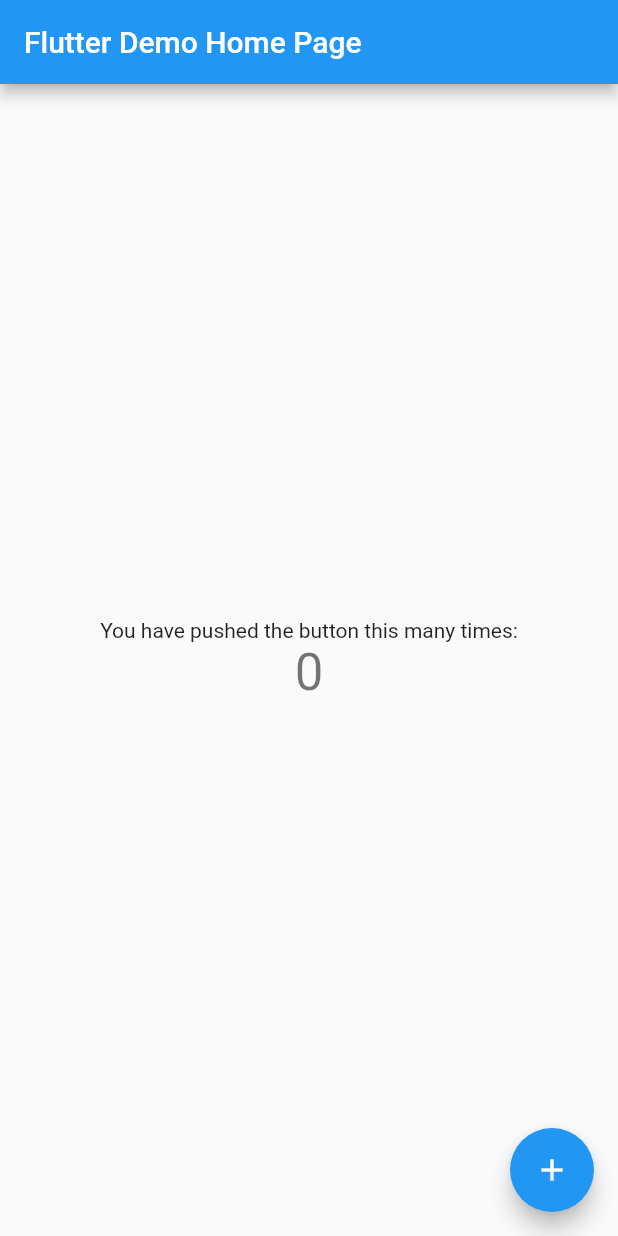
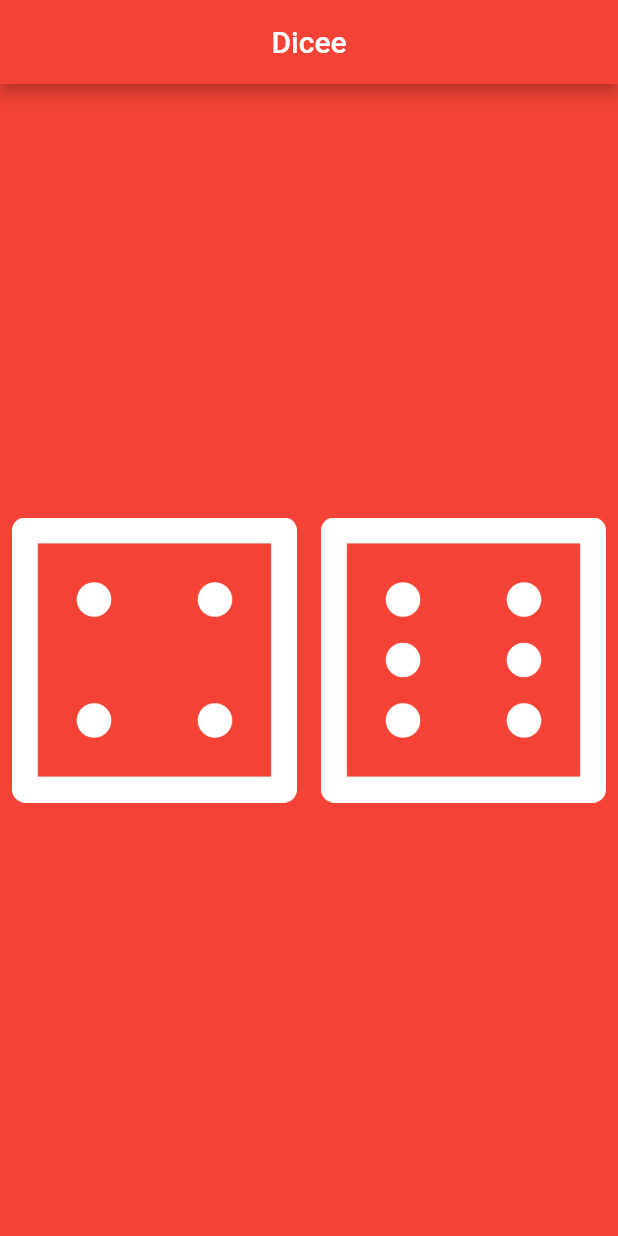
Before and after one commit to reynaldy23/Flutter-Dicee, a Flutter app: the screen it shows after launch, on a phone screen of 412 x 824 dp. Run offline on Flutter 3.47's test engine with Material 2 defaults, Android fonts, the phone set to English and light mode, and no system bars.

Commit message:
DIcee first commit (w/ button)
dart variables,widget wrappings, string interpolation

```diff
--- a/lib/main.dart
+++ b/lib/main.dart
@@ -1,115 +1,40 @@
 import 'package:flutter/material.dart';
 
 void main() {
-  runApp(const MyApp());
+  runApp(MaterialApp(
+    home: Scaffold(
+      backgroundColor: Colors.red,
+      appBar: AppBar(
+        centerTitle: true,
+        title: const Text('Dicee'),
+        backgroundColor: Colors.red,
+      ),
+      body: const DicePage(),
+    ),
+  ));
 }
 
-class MyApp extends StatelessWidget {
-  const MyApp({Key? key}) : super(key: key);
+class DicePage extends StatelessWidget {
+  const DicePage({Key? key}) : super(key: key);
+
 
   // This widget is the root of your application.
   @override
   Widget build(BuildContext context) {
-    return MaterialApp(
-      title: 'Flutter Demo',
-      theme: ThemeData(
-        // This is the theme of your application.
-        //
-        // Try running your application with "flutter run". You'll see the
-        // application has a blue toolbar. Then, without quitting the app, try
-        // changing the primarySwatch below to Colors.green and then invoke
-        // "hot reload" (press "r" in the console where you ran "flutter run",
-        // or simply save your changes to "hot reload" in a Flutter IDE).
-        // Notice that the counter didn't reset back to zero; the application
-        // is not restarted.
-        primarySwatch: Colors.blue,
+
+    var leftDiceNumber = 4;
+
+    return Center(
+      child: Row(
+        children: <Widget>[
+          Expanded(
+              child: TextButton(                 //$ sign to call variable's value
+                  child: Image.asset('images/dice$leftDiceNumber.png'), onPressed: () {})), //() for widget(?),
+          Expanded(                              //string interpolation        //{} for function ex. call API
+              child: TextButton(
+                  child: Image.asset('images/dice6.png'), onPressed: () {}))
+        ],
       ),
-      home: const MyHomePage(title: 'Flutter Demo Home Page'),
     );
   }
 }
-
-class MyHomePage extends StatefulWidget {
-  const MyHomePage({Key? key, required this.title}) : super(key: key);
-
-  // This widget is the home page of your application. It is stateful, meaning
-  // that it has a State object (defined below) that contains fields that affect
-  // how it looks.
-
-  // This class is the configuration for the state. It holds the values (in this
-  // case the title) provided by the parent (in this case the App widget) and
-  // used by the build method of the State. Fields in a Widget subclass are
-  // always marked "final".
-
-  final String title;
-
-  @override
-  State<MyHomePage> createState() => _MyHomePageState();
-}
-
-class _MyHomePageState extends State<MyHomePage> {
-  int _counter = 0;
-
-  void _incrementCounter() {
-    setState(() {
-      // This call to setState tells the Flutter framework that something has
-      // changed in this State, which causes it to rerun the build method below
-      // so that the display can reflect the updated values. If we changed
-      // _counter without calling setState(), then the build method would not be
-      // called again, and so nothing would appear to happen.
-      _counter++;
-    });
-  }
-
-  @override
-  Widget build(BuildContext context) {
-    // This method is rerun every time setState is called, for instance as done
-    // by the _incrementCounter method above.
-    //
-    // The Flutter framework has been optimized to make rerunning build methods
-    // fast, so that you can just rebuild anything that needs updating rather
-    // than having to individually change instances of widgets.
-    return Scaffold(
-      appBar: AppBar(
-        // Here we take the value from the MyHomePage object that was created by
-        // the App.build method, and use it to set our appbar title.
-        title: Text(widget.title),
-      ),
-      body: Center(
-        // Center is a layout widget. It takes a single child and positions it
-        // in the middle of the parent.
-        child: Column(
-          // Column is also a layout widget. It takes a list of children and
-          // arranges them vertically. By default, it sizes itself to fit its
-          // children horizontally, and tries to be as tall as its parent.
-          //
-          // Invoke "debug painting" (press "p" in the console, choose the
-          // "Toggle Debug Paint" action from the Flutter Inspector in Android
-          // Studio, or the "Toggle Debug Paint" command in Visual Studio Code)
-          // to see the wireframe for each widget.
-          //
-          // Column has various properties to control how it sizes itself and
-          // how it positions its children. Here we use mainAxisAlignment to
-          // center the children vertically; the main axis here is the vertical
-          // axis because Columns are vertical (the cross axis would be
-          // horizontal).
-          mainAxisAlignment: MainAxisAlignment.center,
-          children: <Widget>[
-            const Text(
-              'You have pushed the button this many times:',
-            ),
-            Text(
-              '$_counter',
-              style: Theme.of(context).textTheme.headline4,
-            ),
-          ],
-        ),
-      ),
-      floatingActionButton: FloatingActionButton(
-        onPressed: _incrementCounter,
-        tooltip: 'Increment',
-        child: const Icon(Icons.add),
-      ), // This trailing comma makes auto-formatting nicer for build methods.
-    );
-  }
-}
--- a/pubspec.yaml
+++ b/pubspec.yaml
@@ -32,5 +32,5 @@ flutter:
   uses-material-design: true
 
 
-   assets:
-     - images/
+  assets:
+    - images/
```
Also changed, not shown: 1 other file.
